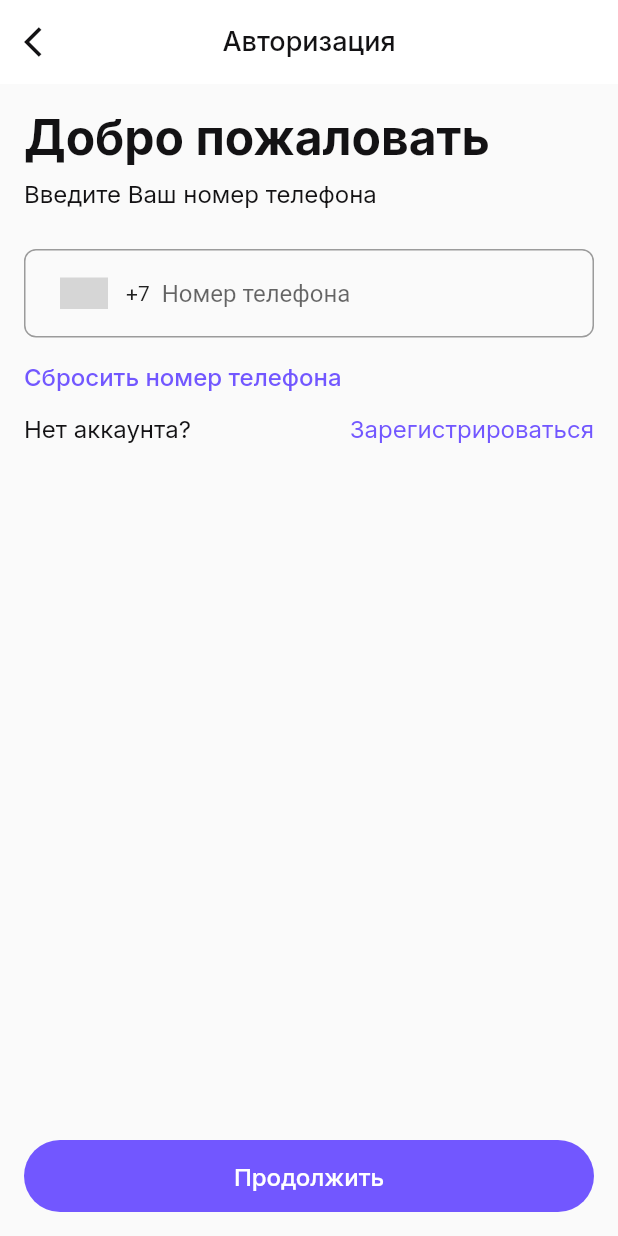
After one commit to Saymakk/frahto, a Flutter app: the screen it shows after launch, after a tap on "Продолжить", on a phone screen of 412 x 824 dp. The commit adds this screen. Run offline on Flutter 3.47's test engine with Material 2 defaults, Android fonts, the light colour scheme and no system bars; drawn by our look-alikes of intl_phone_number_input; our stand-ins replace flutter_svg, get, google_fonts, hive_flutter; accounts and stored records are empty; grey boxes are pictures that could not be loaded.

Commit message:
Создан инитскрин и первый экран авторизации

```diff
--- a/lib/ui/constants/constants.dart
+++ b/lib/ui/constants/constants.dart
@@ -2,7 +2,8 @@ import 'package:flutter/material.dart';
 import 'package:google_fonts/google_fonts.dart';
 
 class Style {
-  static const mainColor = Color(0xff7257FF);
+  static const mainPurple = Color(0xff7257FF);
+  static const mainBlack = Color(0xff131214);
 
  TextStyle textStyle(double fs, var fw, dynamic fc) {
   return  GoogleFonts.inter(
@@ -11,6 +12,15 @@ class Style {
       color: fc,
     );
   }
+
+  ButtonStyle tbs(){
+   return TextButton.styleFrom(
+     minimumSize: Size.zero,
+     padding: EdgeInsets.zero,
+     tapTargetSize: MaterialTapTargetSize.shrinkWrap,
+   );
+  }
+
 }
 
 class Assets {
--- /dev/null
+++ b/lib/ui/screens/auth_screen/auth_screen.dart
@@ -0,0 +1,137 @@
+import 'package:flutter/material.dart';
+import 'package:frahto/ui/constants/constants.dart';
+import 'package:frahto/ui/widgets/widgets.dart';
+import 'package:get/get.dart';
+import 'package:intl_phone_number_input/intl_phone_number_input.dart';
+
+class AuthScreen extends StatefulWidget {
+  const AuthScreen({Key? key}) : super(key: key);
+
+  @override
+  State<AuthScreen> createState() => _AuthScreenState();
+}
+
+class _AuthScreenState extends State<AuthScreen> {
+  final GlobalKey<FormState> formKey = GlobalKey<FormState>();
+
+  final TextEditingController controller = TextEditingController();
+  String initialCountry = 'KZ';
+  PhoneNumber number = PhoneNumber(isoCode: 'KZ');
+
+  @override
+  Widget build(BuildContext context) {
+    return Container(
+      color: Colors.white,
+      child: Scaffold(
+        appBar: AppBarOT().abot('Авторизация'),
+        body: Padding(
+          padding: const EdgeInsets.all(16),
+          child: Column(
+            crossAxisAlignment: CrossAxisAlignment.start,
+            children: [
+              Text(
+                'Добро пожаловать',
+                style: Style().textStyle(
+                  32,
+                  FontWeight.w700,
+                  Style.mainBlack,
+                ),
+              ),
+              SWidgets().sb(0, 8),
+              Text(
+                'Введите Ваш номер телефона',
+                style: Style().textStyle(
+                  16,
+                  FontWeight.w400,
+                  Style.mainBlack,
+                ),
+              ),
+              SWidgets().sb(0, 28),
+              phoneField(),
+              SWidgets().sb(0, 16),
+              TextButton(
+                onPressed: () {
+                  setState(() {
+                    controller.text = '';
+                  });
+                },
+                style: Style().tbs(),
+                child: Text(
+                  'Сбросить номер телефона',
+                  style: Style().textStyle(
+                    16,
+                    FontWeight.w500,
+                    Style.mainPurple,
+                  ),
+                ),
+              ),
+              SWidgets().sb(0, 16),
+              Row(
+                mainAxisAlignment: MainAxisAlignment.spaceAround,
+                crossAxisAlignment: CrossAxisAlignment.start,
+                children: [
+                  Expanded(
+                    child: Text(
+                      'Нет аккаунта? ',
+                      style: Style().textStyle(
+                        16,
+                        FontWeight.w400,
+                        Style.mainBlack,
+                      ),
+                    ),
+                  ),
+                  TextButton(
+                    onPressed: () {},
+                    style: Style().tbs(),
+                    child: Text(
+                      'Зарегистрироваться',
+                      style: Style().textStyle(
+                        16,
+                        FontWeight.w400,
+                        Style.mainPurple,
+                      ),
+                    ),
+                  ),
+                ],
+              ),
+              Expanded(child: SizedBox()),
+              SWidgets().ubutton(context, AuthScreen(), 'Продолжить'),
+            ],
+          ),
+        ),
+      ),
+    );
+  }
+
+  Widget phoneField() {
+    return Form(
+      key: formKey,
+      child: Column(
+        mainAxisAlignment: MainAxisAlignment.center,
+        children: <Widget>[
+          InternationalPhoneNumberInput(
+            onInputChanged: (PhoneNumber number) {
+              print(number.phoneNumber);
+            },
+            onInputValidated: (bool value) {
+              print(value);
+            },
+            selectorConfig: SelectorConfig(
+                trailingSpace: false,
+                selectorType: PhoneInputSelectorType.DIALOG,
+                setSelectorButtonAsPrefixIcon: true,
+                leadingPadding: 16),
+            initialValue: number,
+            textFieldController: controller,
+            // formatInput: true,
+            hintText: 'Номер телефона',
+            keyboardType: TextInputType.number,
+            inputBorder: OutlineInputBorder(
+                borderRadius: BorderRadius.circular(8),
+                borderSide: BorderSide(color: Colors.grey)),
+          ),
+        ],
+      ),
+    );
+  }
+}
--- a/lib/ui/screens/init_screen/init_screen.dart
+++ b/lib/ui/screens/init_screen/init_screen.dart
@@ -1,6 +1,9 @@
 import 'package:flutter/material.dart';
 import 'package:flutter_svg/flutter_svg.dart';
 import 'package:frahto/ui/constants/constants.dart';
+import 'package:frahto/ui/screens/auth_screen/auth_screen.dart';
+import 'package:frahto/ui/widgets/widgets.dart';
+import 'package:get/get.dart';
 import 'package:google_fonts/google_fonts.dart';
 
 class InitScreen extends StatelessWidget {
@@ -8,9 +11,6 @@ class InitScreen extends StatelessWidget {
 
   @override
   Widget build(BuildContext context) {
-    var mqocsh = MediaQuery.of(context).size.height;
-    var mqocsw = MediaQuery.of(context).size.width;
-
     return Scaffold(
       body: SafeArea(
         child: Column(
@@ -27,9 +27,10 @@ class InitScreen extends StatelessWidget {
                       style: Style().textStyle(
                         20,
                         FontWeight.w700,
-                        Style.mainColor,
+                        Style.mainPurple,
                       ),
                     ),
+                    SWidgets().sb(0, 32),
                     Text(
                       'Крупнейший агрегатор перевозчиков',
                       maxLines: 5,
@@ -37,28 +38,14 @@ class InitScreen extends StatelessWidget {
                       style: Style().textStyle(
                         32,
                         FontWeight.w700,
-                        Color(0xff131214),
+                        Style.mainBlack,
                       ),
                     ),
-                    FilledButton(
-                      style: ButtonStyle(
-                        backgroundColor:
-                            MaterialStateProperty.all(Style.mainColor),
-                        fixedSize: MaterialStateProperty.all(
-                            Size.fromWidth(MediaQuery.of(context).size.width)),
-                      ),
-                      onPressed: () {},
-                      child: Container(
-                        child: Text(
-                          'Начать',
-                          maxLines: 5,
-                          style: Style().textStyle(
-                            16,
-                            FontWeight.w500,
-                            Colors.white,
-                          ),
-                        ),
-                      ),
+                    SWidgets().sb(0, 32),
+                    SWidgets().ubutton(
+                      context,
+                      AuthScreen(),
+                      'Продолжить',
                     ),
                   ],
                 ),
--- /dev/null
+++ b/lib/ui/widgets/widgets.dart
@@ -0,0 +1,96 @@
+import 'package:flutter/material.dart';
+import 'package:frahto/ui/constants/constants.dart';
+import 'package:get/get.dart';
+
+class AppBarOT {
+  AppBar abot(String title) {
+    return AppBar(
+      backgroundColor: Colors.white,
+      elevation: 0,
+      shadowColor: Colors.transparent,
+      leading: IconButton(
+        onPressed: () => Get.back(),
+        icon: Icon(
+          Icons.arrow_back_ios,
+          color: Style.mainBlack,
+        ),
+      ),
+      title: Text(
+        title,
+        style: Style().textStyle(
+          18,
+          FontWeight.w500,
+          Style.mainBlack,
+        ),
+      ),
+      centerTitle: true,
+    );
+  }
+}
+
+class AppBarExN {
+  AppBar appBarOt(String title) {
+    return AppBar(
+      backgroundColor: Colors.white,
+      elevation: 0,
+      shadowColor: Colors.transparent,
+      leading: IconButton(
+        onPressed: () => Get.back(),
+        icon: Icon(
+          Icons.arrow_back_ios,
+          color: Style.mainBlack,
+        ),
+      ),
+      actions: [
+        TextButton(
+          onPressed: () => Get.back(),
+          child: Text(
+            'Изменить номер',
+            style: Style().textStyle(
+              18,
+              FontWeight.w500,
+              Style.mainPurple,
+            ),
+          ),
+        ),
+      ],
+    );
+  }
+}
+
+class SWidgets {
+  SizedBox sb(double width, double height) {
+    return SizedBox(
+      width: width,
+      height: height,
+    );
+  }
+
+  FilledButton ubutton(BuildContext context, Widget where, String text) {
+    return FilledButton(
+      style: ButtonStyle(
+        backgroundColor: MaterialStateProperty.all(Style.mainPurple),
+        fixedSize: MaterialStateProperty.all(
+           Size( MediaQuery.of(context).size.width, 48)),
+      ),
+      onPressed: () {
+        print("GOING TO ROUTE " + where.toString());
+        Get.to(
+          () => where,
+          transition: Transition.rightToLeft,
+        );
+      },
+      child: Container(
+        child: Text(
+          text,
+          maxLines: 5,
+          style: Style().textStyle(
+            16,
+            FontWeight.w500,
+            Colors.white,
+          ),
+        ),
+      ),
+    );
+  }
+}
--- a/pubspec.yaml
+++ b/pubspec.yaml
@@ -19,6 +19,7 @@ dependencies:
   hooks_riverpod: ^2.1.3
   google_fonts: ^3.0.1
   flutter_svg: ^1.1.6
+  intl_phone_number_input: ^0.7.2
 
 dev_dependencies:
   flutter_test:
```
Also changed, not shown: pubspec.lock.
